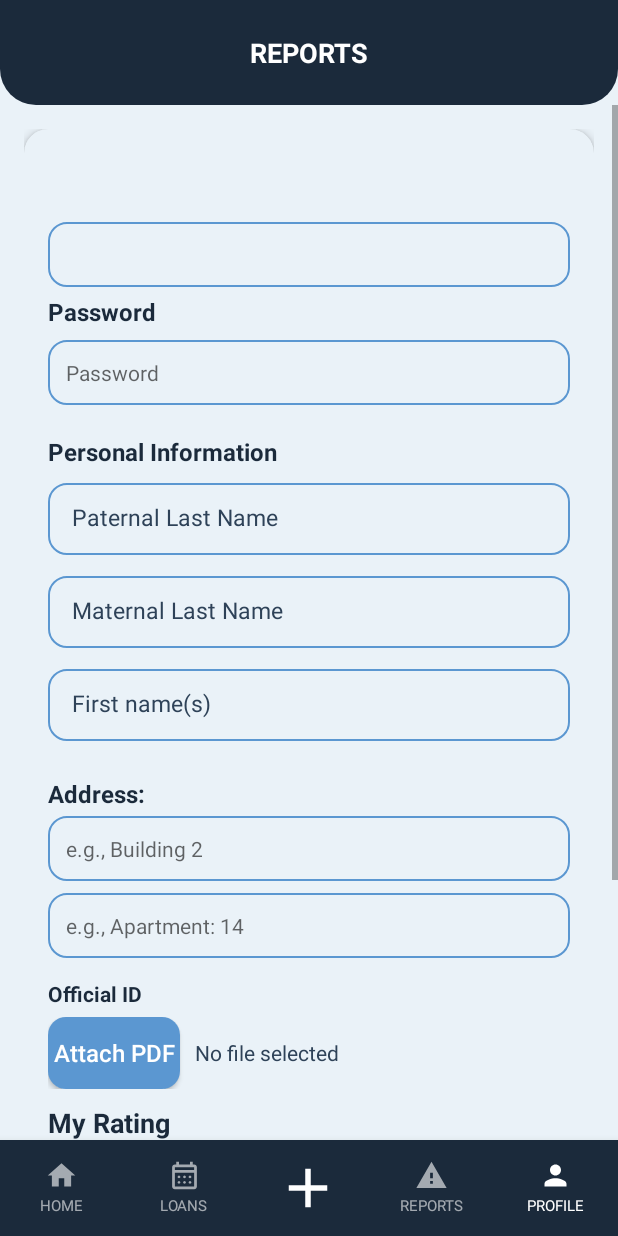
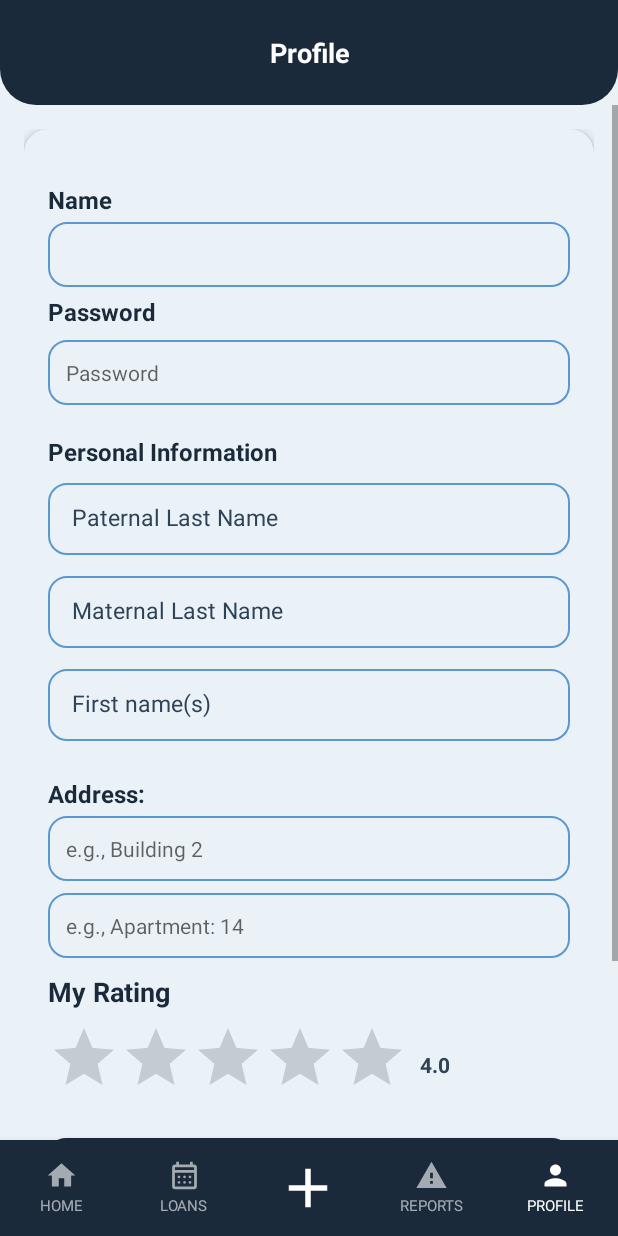
Before and after one commit to Amaro-hub34/YipShare, an Android app: the PerfilActivity screen opened directly, with no data from a screen before it, on a phone screen of 412 x 824 dp. Run offline under Robolectric (Android 15) with nearby library versions, the phone set to English and light mode, and no system bars.

Commit message:
Actualiza la interfaz de perfil: elimina campos innecesarios y añade sección de identificación

```diff
--- a/app/src/main/res/layout/activity_actualizar_perfil.xml
+++ b/app/src/main/res/layout/activity_actualizar_perfil.xml
@@ -177,39 +177,7 @@
                         android:inputType="textPostalAddress"
                         android:maxLines="1"
                         android:hint="@string/et_direccion_departamento" />
-                    <TextView
-                        style="@style/TextTitle"
-                        android:layout_width="wrap_content"
-                        android:layout_height="wrap_content"
-                        android:layout_marginTop="14dp"
-                        android:textSize="14sp"
-                        android:text="@string/identificacion_oficial" />
 
-                    <LinearLayout
-                        android:layout_width="match_parent"
-                        android:layout_height="wrap_content"
-                        android:layout_marginTop="6dp"
-                        android:orientation="horizontal"
-                        android:gravity="center_vertical">
-
-                        <Button
-                            android:id="@+id/btn_adjuntar_identificacion"
-                            style="@style/ButtonSecundary"
-                            android:layout_width="wrap_content"
-                            android:layout_height="wrap_content"
-                            android:text="@string/btn_adjuntar_identificacion" />
-
-                        <TextView
-                            android:id="@+id/tv_archivo_identificacion"
-                            style="@style/TextBody"
-                            android:layout_width="0dp"
-                            android:layout_height="wrap_content"
-                            android:layout_weight="1"
-                            android:layout_marginStart="10dp"
-                            android:maxLines="1"
-                            android:ellipsize="middle"
-                            android:text="@string/tv_archivo_identificacion" />
-                    </LinearLayout>
 
                     <Button
                         android:id="@+id/btn_actualizar_datos"
--- a/app/src/main/res/layout/activity_perfil.xml
+++ b/app/src/main/res/layout/activity_perfil.xml
@@ -36,7 +36,7 @@
         android:id="@+id/tv_titulo_pantalla"
         android:layout_width="0dp"
         android:layout_height="wrap_content"
-        android:text="@string/textView_reportes"
+        android:text="@string/perfil_titulo"
         android:textAlignment="center"
         android:textColor="@android:color/white"
         android:textStyle="bold"
@@ -106,7 +106,8 @@
                         android:layout_height="wrap_content"
                         android:layout_marginTop="20dp"
                         android:textSize="16sp"
-                        android:text="" />
+                        android:text="@string/perfil_nombre"
+                        />
 
                     <TextView
                         android:id="@+id/et_correo_electronico"
@@ -206,39 +207,6 @@
                         android:inputType="textPostalAddress"
                         android:maxLines="1"
                         android:hint="@string/et_direccion_departamento" />
-                    <TextView
-                        style="@style/TextTitle"
-                        android:layout_width="wrap_content"
-                        android:layout_height="wrap_content"
-                        android:layout_marginTop="14dp"
-                        android:textSize="14sp"
-                        android:text="@string/identificacion_oficial" />
-
-                    <LinearLayout
-                        android:layout_width="match_parent"
-                        android:layout_height="wrap_content"
-                        android:layout_marginTop="6dp"
-                        android:orientation="horizontal"
-                        android:gravity="center_vertical">
-
-                        <Button
-                            android:id="@+id/btn_adjuntar_identificacion"
-                            style="@style/ButtonSecundary"
-                            android:layout_width="wrap_content"
-                            android:layout_height="wrap_content"
-                            android:text="@string/btn_adjuntar_identificacion" />
-
-                        <TextView
-                            android:id="@+id/tv_archivo_identificacion"
-                            style="@style/TextBody"
-                            android:layout_width="0dp"
-                            android:layout_height="wrap_content"
-                            android:layout_weight="1"
-                            android:layout_marginStart="10dp"
-                            android:maxLines="1"
-                            android:ellipsize="middle"
-                            android:text="@string/tv_archivo_identificacion" />
-                    </LinearLayout>
 
                     <TextView
                         style="@style/TextTitle"
--- a/app/src/main/res/layout/activity_registrar_condominio.xml
+++ b/app/src/main/res/layout/activity_registrar_condominio.xml
@@ -294,6 +294,39 @@
                             android:ellipsize="middle"
                             android:text="@string/tv_archivo_identificacion" />
                     </LinearLayout>
+                    <TextView
+                        style="@style/TextTitle"
+                        android:layout_width="wrap_content"
+                        android:layout_height="wrap_content"
+                        android:layout_marginTop="14dp"
+                        android:textSize="14sp"
+                        android:text="@string/identificacion_oficial" />
+
+                    <LinearLayout
+                        android:layout_width="match_parent"
+                        android:layout_height="wrap_content"
+                        android:layout_marginTop="6dp"
+                        android:orientation="horizontal"
+                        android:gravity="center_vertical">
+
+                        <Button
+                            android:id="@+id/btn_adjuntar_identificacion"
+                            style="@style/ButtonSecundary"
+                            android:layout_width="wrap_content"
+                            android:layout_height="wrap_content"
+                            android:text="@string/btn_adjuntar_identificacion" />
+
+                        <TextView
+                            android:id="@+id/tv_archivo_identificacion"
+                            style="@style/TextBody"
+                            android:layout_width="0dp"
+                            android:layout_height="wrap_content"
+                            android:layout_weight="1"
+                            android:layout_marginStart="10dp"
+                            android:maxLines="1"
+                            android:ellipsize="middle"
+                            android:text="@string/tv_archivo_identificacion" />
+                    </LinearLayout>
 
                     <TextView
                         android:layout_width="match_parent"
--- a/app/src/main/res/values/strings.xml
+++ b/app/src/main/res/values/strings.xml
@@ -280,4 +280,9 @@
     <string name="placeholder_codigo" translatable="false">000000</string>
     <string name="placeholder_calificacion" translatable="false">0.0</string>
     <string name="placeholder_calificacion_perfil" translatable="false">4.0</string>
+
+
+    <!--Perfil-->
+    <string name="perfil_titulo">Profile</string>
+    <string name="perfil_nombre">Name</string>
 </resources>
```
Also changed, not shown: 1 other file.
